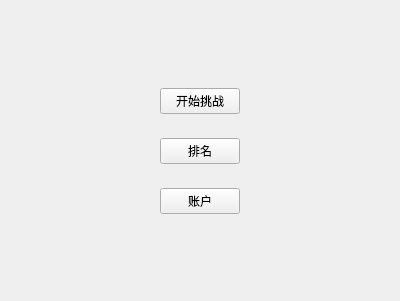
Above: answerwindow.ui from Euler-lne/Word_Elimination before the change. Below: the same form after it.
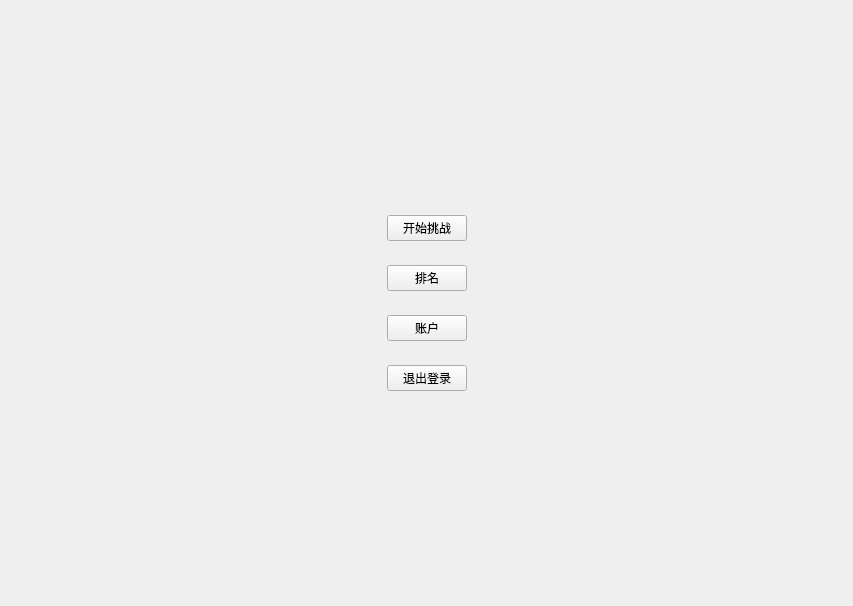
That is the form after the change.

What changed in the file:
```diff
--- a/answerwindow.ui
+++ b/answerwindow.ui
@@ -6,8 +6,8 @@
    <rect>
     <x>0</x>
     <y>0</y>
-    <width>400</width>
-    <height>301</height>
+    <width>853</width>
+    <height>606</height>
    </rect>
   </property>
   <property name="windowTitle">
@@ -144,6 +144,45 @@
      </layout>
     </widget>
    </item>
+   <item>
+    <widget class="QWidget" name="widget_4" native="true">
+     <layout class="QHBoxLayout" name="horizontalLayout_6">
+      <item>
+       <spacer name="horizontalSpacer_11">
+        <property name="orientation">
+         <enum>Qt::Horizontal</enum>
+        </property>
+        <property name="sizeHint" stdset="0">
+         <size>
+          <width>362</width>
+          <height>20</height>
+         </size>
+        </property>
+       </spacer>
+      </item>
+      <item>
+       <widget class="QPushButton" name="loginBtn">
+        <property name="text">
+         <string>退出登录</string>
+        </property>
+       </widget>
+      </item>
+      <item>
+       <spacer name="horizontalSpacer_12">
+        <property name="orientation">
+         <enum>Qt::Horizontal</enum>
+        </property>
+        <property name="sizeHint" stdset="0">
+         <size>
+          <width>362</width>
+          <height>20</height>
+         </size>
+        </property>
+       </spacer>
+      </item>
+     </layout>
+    </widget>
+   </item>
    <item>
     <spacer name="verticalSpacer_2">
      <property name="orientation">
```
